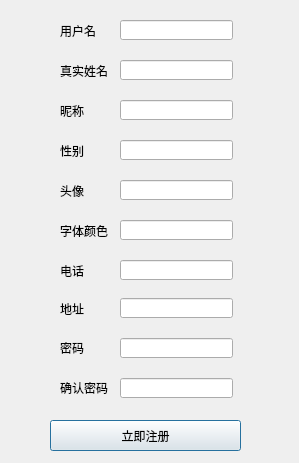
First picture: the form in Link/FormFile/Register.ui, repository wangyuangen/python-octo-telegram, before the edit.
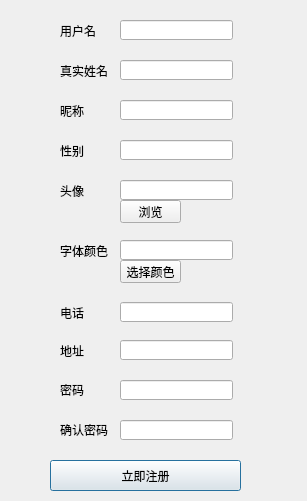
Second picture: the form after the edit.

Commit message: 注册界面调整

```diff
--- a/Link/FormFile/Register.ui
+++ b/Link/FormFile/Register.ui
@@ -6,8 +6,8 @@
    <rect>
     <x>0</x>
     <y>0</y>
-    <width>299</width>
-    <height>463</height>
+    <width>307</width>
+    <height>501</height>
    </rect>
   </property>
   <property name="windowTitle">
@@ -69,7 +69,7 @@
    <property name="geometry">
     <rect>
      <x>60</x>
-     <y>220</y>
+     <y>240</y>
      <width>51</width>
      <height>21</height>
     </rect>
@@ -82,7 +82,7 @@
    <property name="geometry">
     <rect>
      <x>60</x>
-     <y>260</y>
+     <y>302</y>
      <width>54</width>
      <height>21</height>
     </rect>
@@ -95,7 +95,7 @@
    <property name="geometry">
     <rect>
      <x>60</x>
-     <y>298</y>
+     <y>340</y>
      <width>54</width>
      <height>21</height>
     </rect>
@@ -108,7 +108,7 @@
    <property name="geometry">
     <rect>
      <x>60</x>
-     <y>340</y>
+     <y>382</y>
      <width>54</width>
      <height>16</height>
     </rect>
@@ -161,7 +161,7 @@
    <property name="geometry">
     <rect>
      <x>120</x>
-     <y>220</y>
+     <y>240</y>
      <width>113</width>
      <height>20</height>
     </rect>
@@ -171,7 +171,7 @@
    <property name="geometry">
     <rect>
      <x>120</x>
-     <y>260</y>
+     <y>302</y>
      <width>113</width>
      <height>20</height>
     </rect>
@@ -181,7 +181,7 @@
    <property name="geometry">
     <rect>
      <x>120</x>
-     <y>298</y>
+     <y>340</y>
      <width>113</width>
      <height>20</height>
     </rect>
@@ -191,17 +191,17 @@
    <property name="geometry">
     <rect>
      <x>120</x>
-     <y>338</y>
-     <width>113</width>
-     <height>20</height>
-    </rect>
-   </property>
-  </widget>
-  <widget class="QLabel" name="lb_confirmPwd">
-   <property name="geometry">
-    <rect>
-     <x>60</x>
      <y>380</y>
+     <width>113</width>
+     <height>20</height>
+    </rect>
+   </property>
+  </widget>
+  <widget class="QLabel" name="lb_confirmPwd">
+   <property name="geometry">
+    <rect>
+     <x>60</x>
+     <y>422</y>
      <width>54</width>
      <height>16</height>
     </rect>
@@ -214,7 +214,7 @@
    <property name="geometry">
     <rect>
      <x>120</x>
-     <y>378</y>
+     <y>420</y>
      <width>113</width>
      <height>20</height>
     </rect>
@@ -224,7 +224,7 @@
    <property name="geometry">
     <rect>
      <x>50</x>
-     <y>420</y>
+     <y>460</y>
      <width>191</width>
      <height>31</height>
     </rect>
@@ -256,6 +256,32 @@
     </rect>
    </property>
   </widget>
+  <widget class="QPushButton" name="pb_openFile">
+   <property name="geometry">
+    <rect>
+     <x>120</x>
+     <y>200</y>
+     <width>61</width>
+     <height>23</height>
+    </rect>
+   </property>
+   <property name="text">
+    <string>浏览</string>
+   </property>
+  </widget>
+  <widget class="QPushButton" name="pb_choiceColor">
+   <property name="geometry">
+    <rect>
+     <x>120</x>
+     <y>260</y>
+     <width>61</width>
+     <height>23</height>
+    </rect>
+   </property>
+   <property name="text">
+    <string>选择颜色</string>
+   </property>
+  </widget>
  </widget>
  <resources/>
  <connections/>
```
The commit also changes 3 other files.
